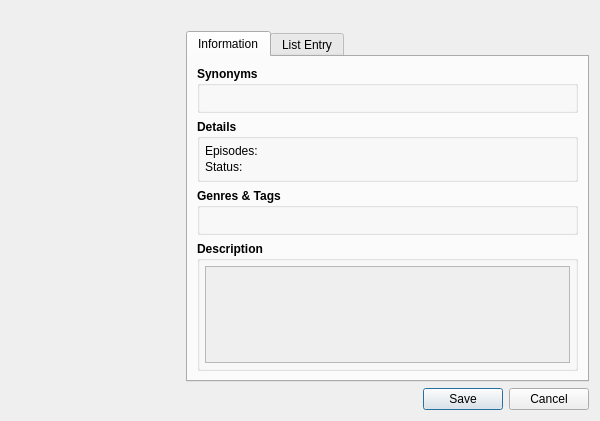
Qt form ui/anime_panel.ui (Nikey646/Shinjiru) before a commit.
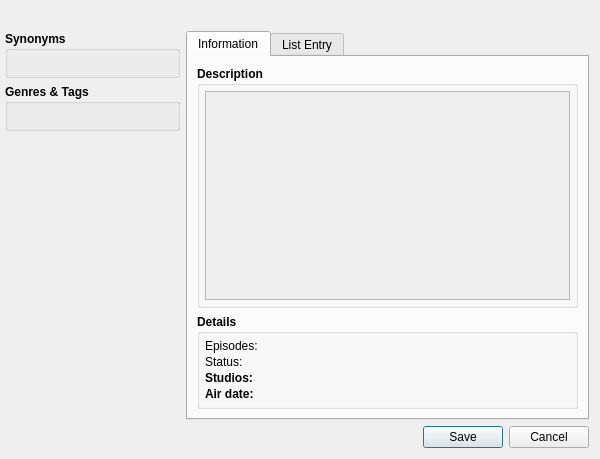
The same form after that commit. The open tabs and pages were chosen to show the change.

Commit message:
Improve anime window
The design is now more compact, giving more room for the description.
It also shows the main studios and the airing date.

Patch:
```diff
--- a/ui/anime_panel.ui
+++ b/ui/anime_panel.ui
@@ -7,7 +7,7 @@
     <x>0</x>
     <y>0</y>
     <width>600</width>
-    <height>400</height>
+    <height>459</height>
    </rect>
   </property>
   <property name="modal">
@@ -41,6 +41,86 @@
        </property>
       </widget>
      </item>
+     <item>
+      <widget class="QGroupBox" name="groupBox">
+       <property name="font">
+        <font>
+         <weight>75</weight>
+         <bold>true</bold>
+        </font>
+       </property>
+       <property name="title">
+        <string>Synonyms</string>
+       </property>
+       <layout class="QVBoxLayout" name="verticalLayout_4">
+        <property name="leftMargin">
+         <number>5</number>
+        </property>
+        <property name="topMargin">
+         <number>5</number>
+        </property>
+        <property name="rightMargin">
+         <number>5</number>
+        </property>
+        <property name="bottomMargin">
+         <number>5</number>
+        </property>
+        <item>
+         <widget class="QLabel" name="synonyms">
+          <property name="font">
+           <font>
+            <weight>50</weight>
+            <bold>false</bold>
+           </font>
+          </property>
+          <property name="wordWrap">
+           <bool>true</bool>
+          </property>
+         </widget>
+        </item>
+       </layout>
+      </widget>
+     </item>
+     <item>
+      <widget class="QGroupBox" name="groupBox_4">
+       <property name="font">
+        <font>
+         <weight>75</weight>
+         <bold>true</bold>
+        </font>
+       </property>
+       <property name="title">
+        <string>Genres &amp;&amp; Tags</string>
+       </property>
+       <layout class="QVBoxLayout" name="verticalLayout_8">
+        <property name="leftMargin">
+         <number>5</number>
+        </property>
+        <property name="topMargin">
+         <number>5</number>
+        </property>
+        <property name="rightMargin">
+         <number>5</number>
+        </property>
+        <property name="bottomMargin">
+         <number>5</number>
+        </property>
+        <item>
+         <widget class="QLabel" name="genres">
+          <property name="font">
+           <font>
+            <weight>50</weight>
+            <bold>false</bold>
+           </font>
+          </property>
+          <property name="wordWrap">
+           <bool>true</bool>
+          </property>
+         </widget>
+        </item>
+       </layout>
+      </widget>
+     </item>
      <item>
       <spacer name="verticalSpacer_2">
        <property name="orientation">
@@ -54,6 +134,22 @@
        </property>
       </spacer>
      </item>
+     <item>
+      <spacer name="horizontalSpacer_8">
+       <property name="orientation">
+        <enum>Qt::Horizontal</enum>
+       </property>
+       <property name="sizeType">
+        <enum>QSizePolicy::Fixed</enum>
+       </property>
+       <property name="sizeHint" stdset="0">
+        <size>
+         <width>40</width>
+         <height>20</height>
+        </size>
+       </property>
+      </spacer>
+     </item>
     </layout>
    </item>
    <item>
@@ -82,182 +178,6 @@
          <string>Information</string>
         </attribute>
         <layout class="QVBoxLayout" name="verticalLayout_7">
-         <item>
-          <widget class="QGroupBox" name="groupBox">
-           <property name="font">
-            <font>
-             <weight>75</weight>
-             <bold>true</bold>
-            </font>
-           </property>
-           <property name="title">
-            <string>Synonyms</string>
-           </property>
-           <layout class="QVBoxLayout" name="verticalLayout_4">
-            <property name="leftMargin">
-             <number>5</number>
-            </property>
-            <property name="topMargin">
-             <number>5</number>
-            </property>
-            <property name="rightMargin">
-             <number>5</number>
-            </property>
-            <property name="bottomMargin">
-             <number>5</number>
-            </property>
-            <item>
-             <widget class="QLabel" name="synonyms">
-              <property name="font">
-               <font>
-                <weight>50</weight>
-                <bold>false</bold>
-               </font>
-              </property>
-              <property name="wordWrap">
-               <bool>true</bool>
-              </property>
-             </widget>
-            </item>
-           </layout>
-          </widget>
-         </item>
-         <item>
-          <widget class="QGroupBox" name="groupBox_2">
-           <property name="font">
-            <font>
-             <weight>75</weight>
-             <bold>true</bold>
-            </font>
-           </property>
-           <property name="title">
-            <string>Details</string>
-           </property>
-           <layout class="QHBoxLayout" name="horizontalLayout_2" stretch="3,9">
-            <property name="spacing">
-             <number>2</number>
-            </property>
-            <property name="leftMargin">
-             <number>5</number>
-            </property>
-            <property name="topMargin">
-             <number>5</number>
-            </property>
-            <property name="rightMargin">
-             <number>5</number>
-            </property>
-            <property name="bottomMargin">
-             <number>5</number>
-            </property>
-            <item>
-             <layout class="QVBoxLayout" name="verticalLayout_6">
-              <item>
-               <widget class="QLabel" name="label_4">
-                <property name="maximumSize">
-                 <size>
-                  <width>250</width>
-                  <height>16777215</height>
-                 </size>
-                </property>
-                <property name="font">
-                 <font>
-                  <weight>50</weight>
-                  <bold>false</bold>
-                 </font>
-                </property>
-                <property name="text">
-                 <string>Episodes:</string>
-                </property>
-               </widget>
-              </item>
-              <item>
-               <widget class="QLabel" name="label_5">
-                <property name="maximumSize">
-                 <size>
-                  <width>250</width>
-                  <height>16777215</height>
-                 </size>
-                </property>
-                <property name="font">
-                 <font>
-                  <weight>50</weight>
-                  <bold>false</bold>
-                 </font>
-                </property>
-                <property name="text">
-                 <string>Status:</string>
-                </property>
-               </widget>
-              </item>
-             </layout>
-            </item>
-            <item>
-             <layout class="QVBoxLayout" name="verticalLayout_5">
-              <item>
-               <widget class="QLabel" name="episodes">
-                <property name="font">
-                 <font>
-                  <weight>50</weight>
-                  <bold>false</bold>
-                 </font>
-                </property>
-               </widget>
-              </item>
-              <item>
-               <widget class="QLabel" name="status">
-                <property name="font">
-                 <font>
-                  <weight>50</weight>
-                  <bold>false</bold>
-                 </font>
-                </property>
-               </widget>
-              </item>
-             </layout>
-            </item>
-           </layout>
-          </widget>
-         </item>
-         <item>
-          <widget class="QGroupBox" name="groupBox_4">
-           <property name="font">
-            <font>
-             <weight>75</weight>
-             <bold>true</bold>
-            </font>
-           </property>
-           <property name="title">
-            <string>Genres &amp;&amp; Tags</string>
-           </property>
-           <layout class="QVBoxLayout" name="verticalLayout_8">
-            <property name="leftMargin">
-             <number>5</number>
-            </property>
-            <property name="topMargin">
-             <number>5</number>
-            </property>
-            <property name="rightMargin">
-             <number>5</number>
-            </property>
-            <property name="bottomMargin">
-             <number>5</number>
-            </property>
-            <item>
-             <widget class="QLabel" name="genres">
-              <property name="font">
-               <font>
-                <weight>50</weight>
-                <bold>false</bold>
-               </font>
-              </property>
-              <property name="wordWrap">
-               <bool>true</bool>
-              </property>
-             </widget>
-            </item>
-           </layout>
-          </widget>
-         </item>
          <item>
           <widget class="QGroupBox" name="groupBox_3">
            <property name="font">
@@ -293,7 +213,7 @@
                  <x>0</x>
                  <y>0</y>
                  <width>361</width>
-                 <height>71</height>
+                 <height>167</height>
                 </rect>
                </property>
                <layout class="QVBoxLayout" name="verticalLayout_9">
@@ -341,6 +261,130 @@
            </layout>
           </widget>
          </item>
+         <item>
+          <widget class="QGroupBox" name="groupBox_2">
+           <property name="font">
+            <font>
+             <weight>75</weight>
+             <bold>true</bold>
+            </font>
+           </property>
+           <property name="title">
+            <string>Details</string>
+           </property>
+           <layout class="QHBoxLayout" name="horizontalLayout_2" stretch="3,9">
+            <property name="spacing">
+             <number>2</number>
+            </property>
+            <property name="leftMargin">
+             <number>5</number>
+            </property>
+            <property name="topMargin">
+             <number>5</number>
+            </property>
+            <property name="rightMargin">
+             <number>5</number>
+            </property>
+            <property name="bottomMargin">
+             <number>5</number>
+            </property>
+            <item>
+             <layout class="QVBoxLayout" name="verticalLayout_6">
+              <item>
+               <widget class="QLabel" name="label_4">
+                <property name="maximumSize">
+                 <size>
+                  <width>250</width>
+                  <height>16777215</height>
+                 </size>
+                </property>
+                <property name="font">
+                 <font>
+                  <weight>50</weight>
+                  <bold>false</bold>
+                 </font>
+                </property>
+                <property name="text">
+                 <string>Episodes:</string>
+                </property>
+               </widget>
+              </item>
+              <item>
+               <widget class="QLabel" name="label_5">
+                <property name="maximumSize">
+                 <size>
+                  <width>250</width>
+                  <height>16777215</height>
+                 </size>
+                </property>
+                <property name="font">
+                 <font>
+                  <weight>50</weight>
+                  <bold>false</bold>
+                 </font>
+                </property>
+                <property name="text">
+                 <string>Status:</string>
+                </property>
+               </widget>
+              </item>
+              <item>
+               <widget class="QLabel" name="label_13">
+                <property name="text">
+                 <string>Studios:</string>
+                </property>
+               </widget>
+              </item>
+              <item>
+               <widget class="QLabel" name="label_10">
+                <property name="text">
+                 <string>Air date:</string>
+                </property>
+               </widget>
+              </item>
+             </layout>
+            </item>
+            <item>
+             <layout class="QVBoxLayout" name="verticalLayout_5">
+              <item>
+               <widget class="QLabel" name="episodes">
+                <property name="font">
+                 <font>
+                  <weight>50</weight>
+                  <bold>false</bold>
+                 </font>
+                </property>
+               </widget>
+              </item>
+              <item>
+               <widget class="QLabel" name="status">
+                <property name="font">
+                 <font>
+                  <weight>50</weight>
+                  <bold>false</bold>
+                 </font>
+                </property>
+               </widget>
+              </item>
+              <item>
+               <widget class="QLabel" name="studios">
+                <property name="text">
+                 <string/>
+                </property>
+               </widget>
+              </item>
+              <item>
+               <widget class="QLabel" name="air_date">
+                <property name="text">
+                 <string/>
+                </property>
+               </widget>
+              </item>
+             </layout>
+            </item>
+           </layout>
+          </widget>
+         </item>
         </layout>
        </widget>
        <widget class="QWidget" name="tab_2">
```
Left out of the diff: 28 changed lines with no effect on the pictures. The commit also changes 4 other files.
